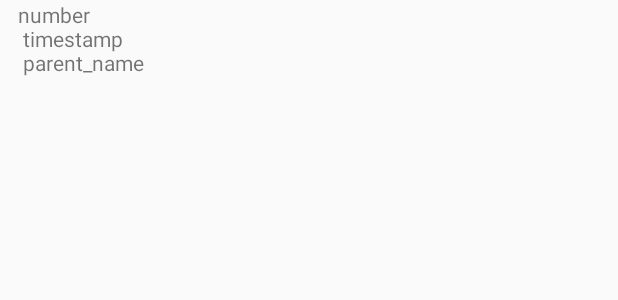
After one commit to nanoyatsu/ProtoRandomWorkManager, an Android app: the layout item_data.xml on its own in the app's theme, with its tools: preview values and no code run, on a phone screen of 412 x 824 dp. The commit adds this screen. Shown: the top 300 px of the screen. Run offline under Robolectric (Android 15) with nearby library versions, the phone set to English and light mode, and no system bars.

Commit message:
update layout items

```diff
--- /dev/null
+++ b/app/src/main/res/layout/item_data.xml
@@ -0,0 +1,23 @@
+<?xml version="1.0" encoding="utf-8"?>
+<layout xmlns:android="http://schemas.android.com/apk/res/android"
+    xmlns:app="http://schemas.android.com/apk/res-auto"
+    xmlns:tools="http://schemas.android.com/tools">
+
+    <androidx.constraintlayout.widget.ConstraintLayout
+        android:layout_width="match_parent"
+        android:layout_height="wrap_content"
+        android:paddingStart="12dp"
+        android:paddingEnd="12dp"
+        android:paddingBottom="4dp">
+
+        <androidx.appcompat.widget.AppCompatTextView
+            android:layout_width="0dp"
+            android:layout_height="wrap_content"
+            app:layout_constraintEnd_toEndOf="parent"
+            app:layout_constraintStart_toStartOf="parent"
+            app:layout_constraintTop_toTopOf="parent"
+            tools:text="number\n timestamp\n parent_name" />
+
+
+    </androidx.constraintlayout.widget.ConstraintLayout>
+</layout>
```
Also changed, not shown: app/src/main/res/layout/activity_main.xml (+10 -5 lines).
